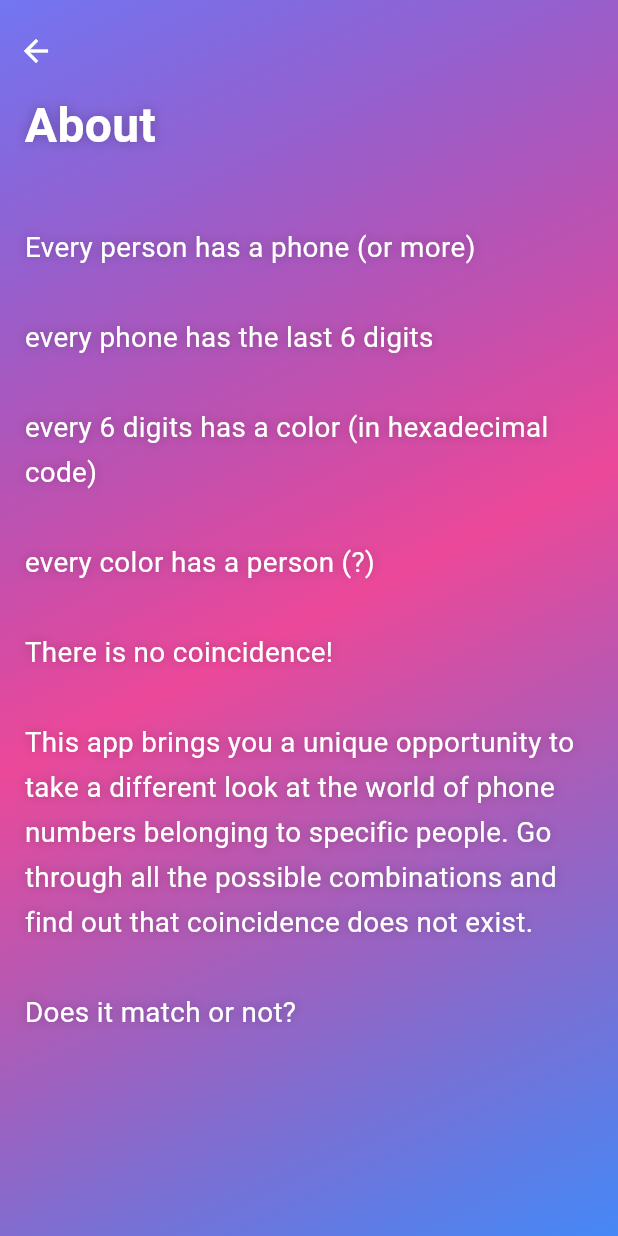
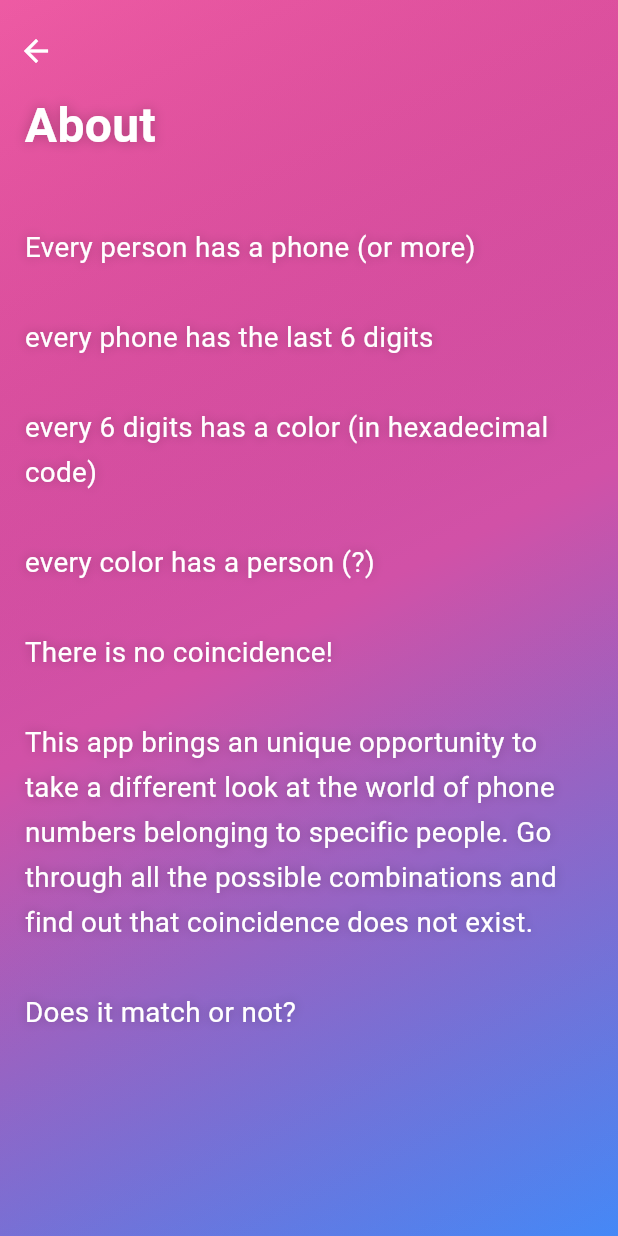
Before and after one commit to bubahuba/partner_check, a Flutter app: the AboutScreen screen opened directly, on a phone screen of 412 x 824 dp. Run offline on Flutter 3.47's test engine with Material 3 defaults, Android fonts, the phone set to English and light mode, and no system bars; our stand-ins replace flutter_contacts, shared_preferences; accounts and stored records are empty.

Commit message:
text changes

```diff
--- a/lib/l10n/app_cs.arb
+++ b/lib/l10n/app_cs.arb
@@ -39,5 +39,5 @@
   "partnerCheckFree": "PartnerCheck Free",
   "loading": "Načítání...",
   "aboutTitle": "O aplikaci",
-  "aboutText": "Každý člověk má telefon (nebo více)\n\nkaždý telefon má posledních 6 číslic\n\nkaždých 6 číslic má barvu (v hexadecimálním kódu)\n\nkaždá barva má člověka (?)\n\nNáhoda neexistuje!\n\nTato aplikace vám přináší jedinečnou příležitost podívat se jinak na svět telefonních čísel patřících konkrétním lidem. Projděte všechny možné kombinace a zjistěte, že náhoda neexistuje.\n\nLadí tedy? Neladí?"
+  "aboutText": "Každý člověk má telefon (nebo více)\n\nkaždý telefon má posledních 6 číslic\n\nkaždých 6 číslic má barvu (v hexadecimálním kódu)\n\nkaždá barva má člověka (?)\n\nNáhoda neexistuje!\n\nTato aplikace přináší jedinečnou příležitost podívat se jinak na svět telefonních čísel patřících konkrétním lidem. Projděte všechny možné kombinace a zjistěte, že náhoda neexistuje.\n\nLadí tedy? Neladí?"
 }
--- a/lib/l10n/app_en.arb
+++ b/lib/l10n/app_en.arb
@@ -186,7 +186,7 @@
   "@aboutTitle": {
     "description": "Title for the about screen"
   },
-  "aboutText": "Every person has a phone (or more)\n\nevery phone has the last 6 digits\n\nevery 6 digits has a color (in hexadecimal code)\n\nevery color has a person (?)\n\nThere is no coincidence!\n\nThis app brings you a unique opportunity to take a different look at the world of phone numbers belonging to specific people. Go through all the possible combinations and find out that coincidence does not exist.\n\nDoes it match or not?",
+  "aboutText": "Every person has a phone (or more)\n\nevery phone has the last 6 digits\n\nevery 6 digits has a color (in hexadecimal code)\n\nevery color has a person (?)\n\nThere is no coincidence!\n\nThis app brings an unique opportunity to take a different look at the world of phone numbers belonging to specific people. Go through all the possible combinations and find out that coincidence does not exist.\n\nDoes it match or not?",
   "@aboutText": {
     "description": "About text explaining the app concept"
   }
--- a/lib/l10n/app_localizations.dart
+++ b/lib/l10n/app_localizations.dart
@@ -100,7 +100,7 @@ class AppLocalizations {
       'partnerCheckFree': 'PartnerCheck Free',
       'loading': 'Loading...',
       'aboutTitle': 'About',
-      'aboutText': 'Every person has a phone (or more)\n\nevery phone has the last 6 digits\n\nevery 6 digits has a color (in hexadecimal code)\n\nevery color has a person (?)\n\nThere is no coincidence!\n\nThis app brings you a unique opportunity to take a different look at the world of phone numbers belonging to specific people. Go through all the possible combinations and find out that coincidence does not exist.\n\nDoes it match or not?',
+      'aboutText': 'Every person has a phone (or more)\n\nevery phone has the last 6 digits\n\nevery 6 digits has a color (in hexadecimal code)\n\nevery color has a person (?)\n\nThere is no coincidence!\n\nThis app brings an unique opportunity to take a different look at the world of phone numbers belonging to specific people. Go through all the possible combinations and find out that coincidence does not exist.\n\nDoes it match or not?',
     },
     'cs': {
       'appTitle': 'Partner Check',
@@ -142,7 +142,7 @@ class AppLocalizations {
       'partnerCheckFree': 'PartnerCheck Free',
       'loading': 'Načítání...',
       'aboutTitle': 'O aplikaci',
-      'aboutText': 'Každý člověk má telefon (nebo více)\n\nkaždý telefon má posledních 6 číslic\n\nkaždých 6 číslic má barvu (v hexadecimálním kódu)\n\nkaždá barva má člověka (?)\n\nNáhoda neexistuje!\n\nTato aplikace vám přináší jedinečnou příležitost podívat se jinak na svět telefonních čísel patřících konkrétním lidem. Projděte všechny možné kombinace a zjistěte, že náhoda neexistuje.\n\nLadí tedy? Neladí?',
+      'aboutText': 'Každý člověk má telefon (nebo více)\n\nkaždý telefon má posledních 6 číslic\n\nkaždých 6 číslic má barvu (v hexadecimálním kódu)\n\nkaždá barva má člověka (?)\n\nNáhoda neexistuje!\n\nTato aplikace přináší jedinečnou příležitost podívat se jinak na svět telefonních čísel patřících konkrétním lidem. Projděte všechny možné kombinace a zjistěte, že náhoda neexistuje.\n\nLadí tedy? Neladí?',
     },
   };
 }
--- a/lib/screens/about_screen.dart
+++ b/lib/screens/about_screen.dart
@@ -10,9 +10,10 @@ class AboutScreen extends StatefulWidget {
   AboutScreenState createState() => AboutScreenState();
 }
 
-class AboutScreenState extends State<AboutScreen> with SingleTickerProviderStateMixin {
+class AboutScreenState extends State<AboutScreen> with TickerProviderStateMixin {
   late AnimationController _slideController;
   late Animation<double> _slideAnimation;
+  late AnimationController _gradientController;
 
   @override
   void initState() {
@@ -26,12 +27,28 @@ class AboutScreenState extends State<AboutScreen> with SingleTickerProviderState
     );
     // Animate in from the right when first shown
     _slideController.forward();
+
+    // Gradient animation controller - loops infinitely back and forth
+    _gradientController = AnimationController(
+      duration: const Duration(seconds: 5),
+      vsync: this,
+    )..repeat(reverse: true);
   }
 
   @override
   void dispose() {
     _slideController.dispose();
+    _gradientController.dispose();
     super.dispose();
+  }
+
+  Color _interpolateColor(Color a, Color b, double t) {
+    return Color.fromRGBO(
+      (a.red + (b.red - a.red) * t).round(),
+      (a.green + (b.green - a.green) * t).round(),
+      (a.blue + (b.blue - a.blue) * t).round(),
+      (a.opacity + (b.opacity - a.opacity) * t),
+    );
   }
 
   void _handleClose() {
@@ -58,17 +75,40 @@ class AboutScreenState extends State<AboutScreen> with SingleTickerProviderState
         );
       },
       child: Scaffold(
-        body: Container(
-          decoration: const BoxDecoration(
+        body: AnimatedBuilder(
+          animation: _gradientController,
+          builder: (context, child) {
+            // Calculate animated colors based on gradient animation
+            final t = _gradientController.value;
+            // Cycle through: indigo -> pink -> blue -> indigo
+            Color color1, color2, color3;
+            if (t < 0.33) {
+              // Transition from indigo to pink
+              final localT = t / 0.33;
+              color1 = _interpolateColor(indigo, pink, localT);
+              color2 = pink;
+              color3 = blue;
+            } else if (t < 0.66) {
+              // Transition from pink to blue
+              final localT = (t - 0.33) / 0.33;
+              color1 = pink;
+              color2 = _interpolateColor(pink, blue, localT);
+              color3 = blue;
+            } else {
+              // Transition from blue back to indigo
+              final localT = (t - 0.66) / 0.34;
+              color1 = pink;
+              color2 = blue;
+              color3 = _interpolateColor(blue, indigo, localT);
+            }
+
+            return Container(
+              decoration: BoxDecoration(
                 gradient: LinearGradient(
                   begin: Alignment.topLeft,
                   end: Alignment.bottomRight,
-              colors: [
-                indigo,
-                pink,
-                blue,
-              ],
-              stops: [0.0, 0.5, 1.0],
+                  colors: [color1, color2, color3],
+                  stops: const [0.0, 0.5, 1.0],
                 ),
               ),
               child: Stack(
@@ -188,6 +228,8 @@ class AboutScreenState extends State<AboutScreen> with SingleTickerProviderState
               ),
             ],
           ),
+            );
+          },
         ),
       ),
     );
```
Also changed, not shown: lib/screens/settings_screen.dart (+79 -23 lines). Lines whose indentation alone changed are shown as unchanged.
